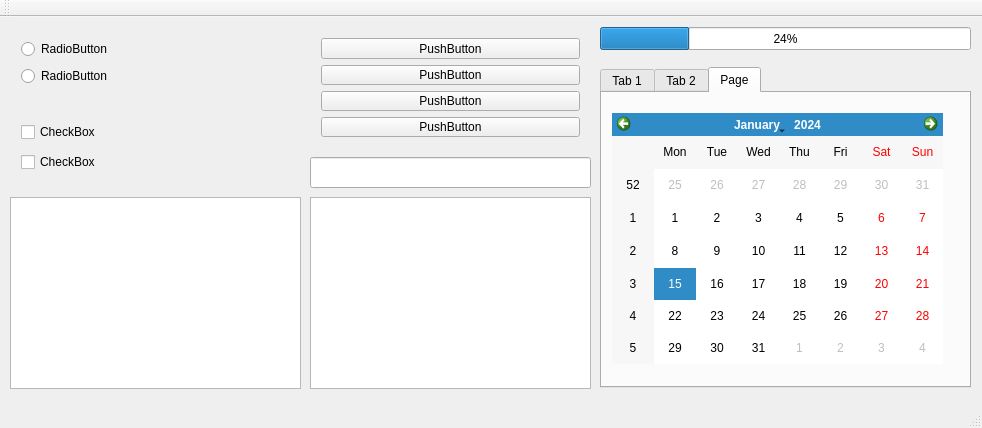
Old version of the form QtWidgetsApp/QtWidgetsApp/mainwindow.ui in the repository jmuijsenberg/QTExperiments.
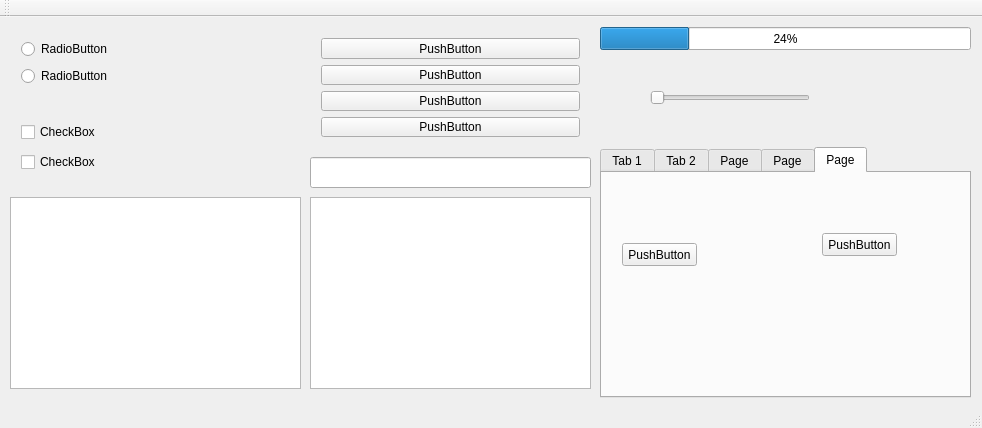
New version of the form.

What changed in the file:
```diff
--- a/QtWidgetsApp/QtWidgetsApp/mainwindow.ui
+++ b/QtWidgetsApp/QtWidgetsApp/mainwindow.ui
@@ -130,13 +130,13 @@
     <property name="geometry">
      <rect>
       <x>600</x>
-      <y>50</y>
+      <y>130</y>
       <width>371</width>
-      <height>321</height>
+      <height>251</height>
      </rect>
     </property>
     <property name="currentIndex">
-     <number>2</number>
+     <number>4</number>
     </property>
     <widget class="QWidget" name="tab">
      <attribute name="title">
@@ -270,11 +270,71 @@
         <x>10</x>
         <y>20</y>
         <width>331</width>
-        <height>251</height>
+        <height>191</height>
        </rect>
       </property>
      </widget>
     </widget>
+    <widget class="QWidget" name="tab_4">
+     <attribute name="title">
+      <string>Page</string>
+     </attribute>
+     <widget class="QWidget" name="gridLayoutWidget_2">
+      <property name="geometry">
+       <rect>
+        <x>20</x>
+        <y>10</y>
+        <width>331</width>
+        <height>161</height>
+       </rect>
+      </property>
+      <layout class="QGridLayout" name="gridLayout_2">
+       <item row="0" column="1">
+        <widget class="QListWidget" name="listWidget"/>
+       </item>
+       <item row="0" column="0">
+        <widget class="QListWidget" name="listWidget_2"/>
+       </item>
+       <item row="1" column="0">
+        <widget class="QListWidget" name="listWidget_3"/>
+       </item>
+       <item row="1" column="1">
+        <widget class="QListWidget" name="listWidget_4"/>
+       </item>
+      </layout>
+     </widget>
+    </widget>
+    <widget class="QWidget" name="tab_5">
+     <attribute name="title">
+      <string>Page</string>
+     </attribute>
+     <widget class="QPushButton" name="pushButton_8">
+      <property name="geometry">
+       <rect>
+        <x>20</x>
+        <y>70</y>
+        <width>75</width>
+        <height>23</height>
+       </rect>
+      </property>
+      <property name="text">
+       <string>PushButton</string>
+      </property>
+     </widget>
+     <widget class="QPushButton" name="pushButton_9">
+      <property name="geometry">
+       <rect>
+        <x>220</x>
+        <y>60</y>
+        <width>75</width>
+        <height>23</height>
+       </rect>
+      </property>
+      <property name="text">
+       <string>PushButton</string>
+      </property>
+     </widget>
+    </widget>
    </widget>
    <widget class="QLineEdit" name="lineEdit">
     <property name="geometry">
@@ -299,6 +359,19 @@
      <number>24</number>
     </property>
    </widget>
+   <widget class="QSlider" name="horizontalSlider_2">
+    <property name="geometry">
+     <rect>
+      <x>650</x>
+      <y>70</y>
+      <width>160</width>
+      <height>22</height>
+     </rect>
+    </property>
+    <property name="orientation">
+     <enum>Qt::Horizontal</enum>
+    </property>
+   </widget>
   </widget>
   <widget class="QMenuBar" name="menuBar">
    <property name="geometry">
```
Left out of the diff: 19 changed lines with no effect on the pictures.
